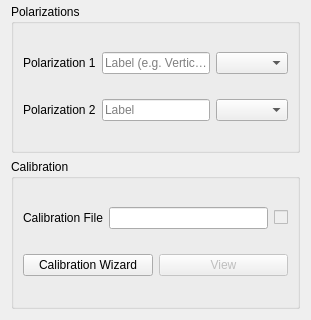
The window that pychamber/app/ui/experiment_widget.ui (PyChamber/PyChamber) describes before a commit, drawn with Qt 5; both pictures show x 0 to 311 and y 163 to 483 of the 311 by 483 pixel window.
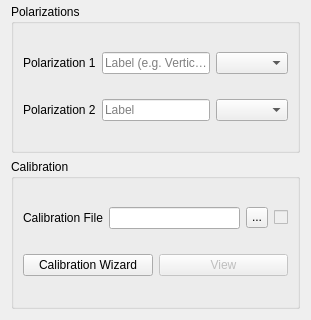
The same window after the commit. Custom widgets are drawn as their Qt base class.

Diff of the .ui file:
```diff
--- a/pychamber/app/ui/experiment_widget.ui
+++ b/pychamber/app/ui/experiment_widget.ui
@@ -244,6 +244,30 @@
         <item>
          <widget class="FileBrowseLineEdit" name="cal_file_le"/>
         </item>
+        <item>
+         <widget class="QPushButton" name="cal_file_browse_btn">
+          <property name="styleSheet">
+           <string notr="true">QPushButton {
+	padding-left: 5px;
+	padding-right: 5px;
+	padding-top: 2px;
+	padding-bottom: 3px;
+}</string>
+          </property>
+          <property name="text">
+           <string>...</string>
+          </property>
+          <property name="iconSize">
+           <size>
+            <width>16</width>
+            <height>16</height>
+           </size>
+          </property>
+          <property name="flat">
+           <bool>false</bool>
+          </property>
+         </widget>
+        </item>
         <item>
          <widget class="Toggle" name="cal_file_toggle">
           <property name="enabled">
```
